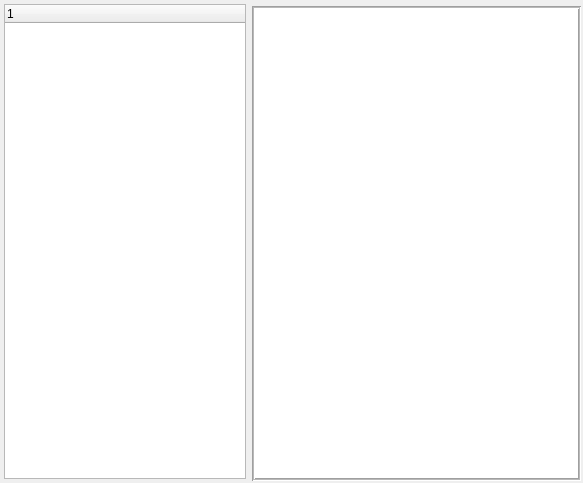
Old version of the form KPPAutomation/mainwindow.ui in the repository ruisebastiao/KPPQtAutomation_old.
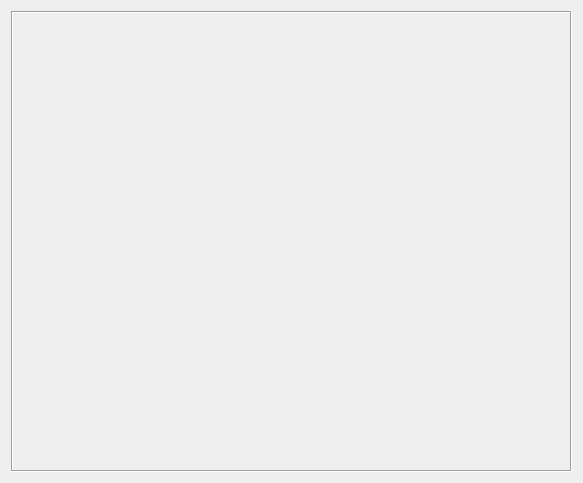
New version of the form. Custom widgets are drawn as their Qt base class.

Commit message: Changed layout, prepare for modules

Patch:
```diff
--- a/KPPAutomation/mainwindow.ui
+++ b/KPPAutomation/mainwindow.ui
@@ -20,164 +20,38 @@
    <string notr="true"/>
   </property>
   <widget class="QWidget" name="centralWidget">
-   <layout class="QHBoxLayout" name="horizontalLayout_2">
-    <property name="spacing">
-     <number>0</number>
-    </property>
-    <property name="sizeConstraint">
-     <enum>QLayout::SetNoConstraint</enum>
-    </property>
-    <property name="leftMargin">
-     <number>0</number>
-    </property>
-    <property name="topMargin">
-     <number>0</number>
-    </property>
-    <property name="rightMargin">
-     <number>0</number>
-    </property>
-    <property name="bottomMargin">
-     <number>0</number>
-    </property>
+   <layout class="QVBoxLayout" name="verticalLayout_2">
     <item>
-     <widget class="SideWidget" name="sideWidget" native="true">
-      <property name="sizePolicy">
-       <sizepolicy hsizetype="Fixed" vsizetype="Expanding">
-        <horstretch>0</horstretch>
-        <verstretch>0</verstretch>
-       </sizepolicy>
+     <layout class="QVBoxLayout" name="actionlayout"/>
+    </item>
+    <item>
+     <widget class="QFrame" name="modulecontainer">
+      <property name="frameShape">
+       <enum>QFrame::Box</enum>
       </property>
-      <property name="maximumSize">
-       <size>
-        <width>250</width>
-        <height>16777215</height>
-       </size>
+      <property name="frameShadow">
+       <enum>QFrame::Sunken</enum>
       </property>
-      <layout class="QVBoxLayout" name="verticalLayout_3">
-       <property name="spacing">
-        <number>4</number>
-       </property>
-       <property name="sizeConstraint">
-        <enum>QLayout::SetDefaultConstraint</enum>
-       </property>
+      <layout class="QVBoxLayout" name="modulelayout">
        <property name="leftMargin">
-        <number>4</number>
+        <number>1</number>
        </property>
        <property name="topMargin">
-        <number>4</number>
+        <number>1</number>
        </property>
        <property name="rightMargin">
-        <number>4</number>
+        <number>1</number>
        </property>
        <property name="bottomMargin">
-        <number>4</number>
+        <number>1</number>
        </property>
-       <item>
-        <widget class="VisionTreeWidget" name="treeWidget">
-         <column>
-          <property name="text">
-           <string notr="true">1</string>
-          </property>
-         </column>
-        </widget>
-       </item>
       </layout>
      </widget>
     </item>
-    <item>
-     <layout class="QVBoxLayout" name="mainLayout">
-      <property name="sizeConstraint">
-       <enum>QLayout::SetNoConstraint</enum>
-      </property>
-      <item>
-       <widget class="QWidget" name="mainWidget" native="true">
-        <layout class="QVBoxLayout" name="verticalLayout_2">
-         <property name="spacing">
-          <number>2</number>
-         </property>
-         <property name="sizeConstraint">
-          <enum>QLayout::SetNoConstraint</enum>
-         </property>
-         <property name="leftMargin">
-          <number>2</number>
-         </property>
-         <property name="topMargin">
-          <number>2</number>
-         </property>
-         <property name="rightMargin">
-          <number>2</number>
-         </property>
-         <property name="bottomMargin">
-          <number>2</number>
-         </property>
-         <item>
-          <layout class="QVBoxLayout" name="actionlayout">
-           <property name="spacing">
-            <number>2</number>
-           </property>
-           <property name="sizeConstraint">
-            <enum>QLayout::SetNoConstraint</enum>
-           </property>
-           <property name="leftMargin">
-            <number>2</number>
-           </property>
-           <property name="topMargin">
-            <number>2</number>
-           </property>
-           <property name="rightMargin">
-            <number>2</number>
-           </property>
-           <property name="bottomMargin">
-            <number>2</number>
-           </property>
-          </layout>
-         </item>
-         <item>
-          <widget class="KPPGraphicsView" name="graphicsView">
-           <property name="frameShape">
-            <enum>QFrame::Box</enum>
-           </property>
-           <property name="frameShadow">
-            <enum>QFrame::Sunken</enum>
-           </property>
-           <property name="midLineWidth">
-            <number>1</number>
-           </property>
-           <property name="verticalScrollBarPolicy">
-            <enum>Qt::ScrollBarAsNeeded</enum>
-           </property>
-           <property name="horizontalScrollBarPolicy">
-            <enum>Qt::ScrollBarAsNeeded</enum>
-           </property>
-          </widget>
-         </item>
-        </layout>
-       </widget>
-      </item>
-     </layout>
-    </item>
    </layout>
   </widget>
  </widget>
  <layoutdefault spacing="6" margin="11"/>
- <customwidgets>
-  <customwidget>
-   <class>SideWidget</class>
-   <extends>QWidget</extends>
-   <header>sidewidget.h</header>
-   <container>1</container>
-  </customwidget>
-  <customwidget>
-   <class>VisionTreeWidget</class>
-   <extends>QTreeWidget</extends>
-   <header>visiontreewidget.h</header>
-  </customwidget>
-  <customwidget>
-   <class>KPPGraphicsView</class>
-   <extends>QGraphicsView</extends>
-   <header>kppgraphicsview.h</header>
-  </customwidget>
- </customwidgets>
  <resources/>
  <connections/>
 </ui>
```
The commit also changes 16 other files.
